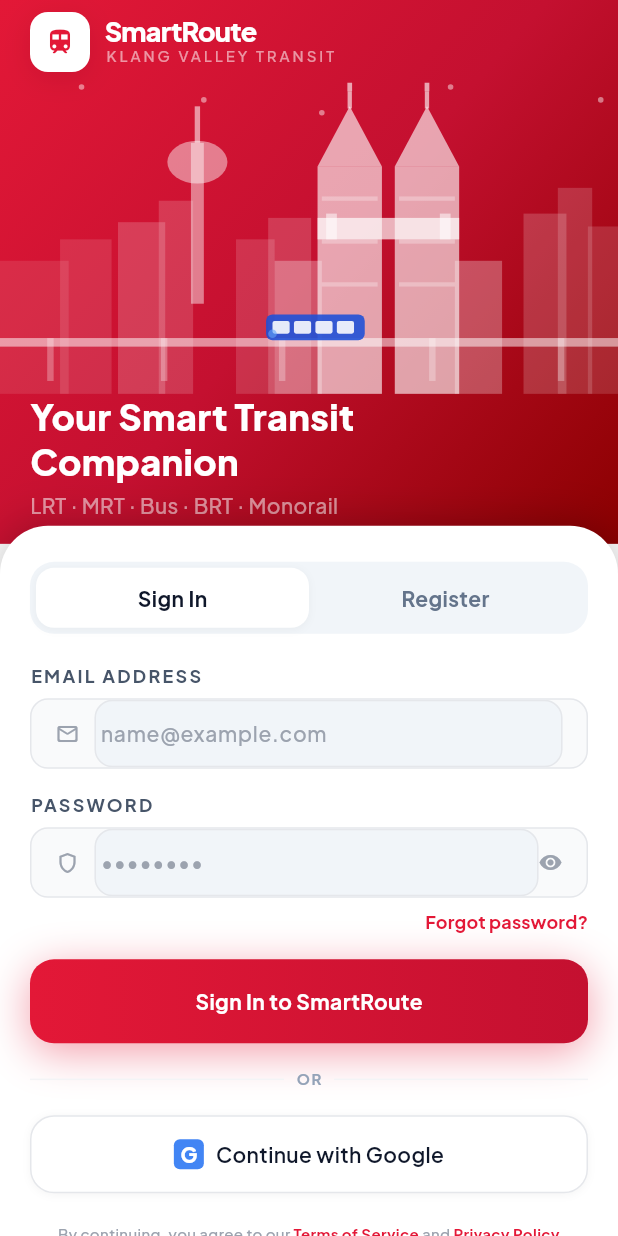
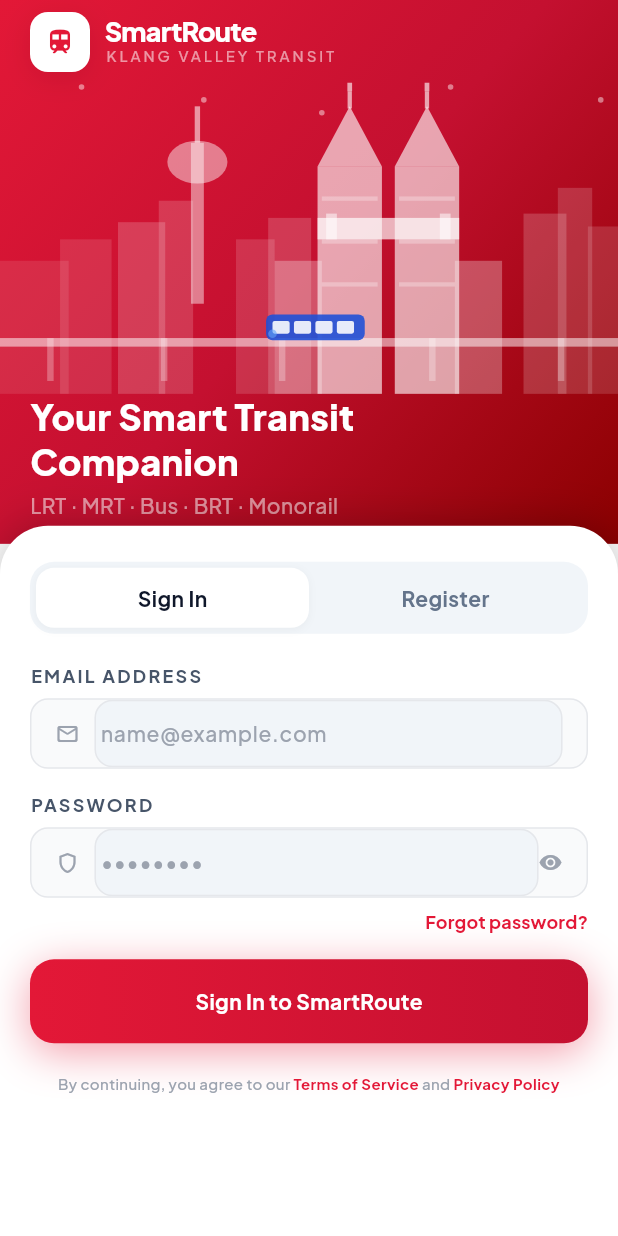
Before and after one commit to yanlok/smartroute, a Flutter app: the screen it shows after launch, on a phone screen of 412 x 824 dp. Run offline on Flutter 3.47's test engine with Material 3 defaults, Android fonts, the phone set to English and light mode, and no system bars; our stand-ins replace app_links, geolocator, google_fonts, google_maps_flutter, google_sign_in, image_picker and 2 more; missing offline and left inert: gtfs_realtime_bindings; accounts and stored records are empty.

Commit message:
feat(login): remove google sign in and or divider from login screen

```diff
--- a/lib/features/login/screens/login_screen.dart
+++ b/lib/features/login/screens/login_screen.dart
@@ -94,14 +94,6 @@
             'Account created. Check your email to confirm your account, then sign in.';
       });
     }
-  }
-
-  Future<void> _handleGoogleSignIn() async {
-    FocusScope.of(context).unfocus();
-    setState(() {
-      _infoMessage = null;
-    });
-    await widget.authController.signInWithGoogle();
   }
 
   void _openForgotPassword() {
@@ -307,10 +299,6 @@
                       ] else
                         const SizedBox(height: 24),
                       _buildPrimaryButton(),
-                      const SizedBox(height: 16),
-                      _buildOrDivider(),
-                      const SizedBox(height: 16),
-                      _buildGoogleButton(),
                       const SizedBox(height: 20),
                       Text.rich(
                         TextSpan(
@@ -482,83 +470,6 @@
                       color: Colors.white,
                     ),
                   ),
-          ),
-        ),
-      ),
-    );
-  }
-
-  Widget _buildOrDivider() {
-    return Row(
-      children: [
-        const Expanded(
-          child: Divider(color: AppColors.borderLight, thickness: 1),
-        ),
-        Padding(
-          padding: const EdgeInsets.symmetric(horizontal: AppSpacing.gapMd),
-          child: Text(
-            'OR',
-            style: AppTypography.captionBold.copyWith(
-              color: AppColors.textTertiary,
-              letterSpacing: 1.0,
-            ),
-          ),
-        ),
-        const Expanded(
-          child: Divider(color: AppColors.borderLight, thickness: 1),
-        ),
-      ],
-    );
-  }
-
-  Widget _buildGoogleButton() {
-    final isLoading = widget.authController.isLoading;
-
-    return Container(
-      width: double.infinity,
-      height: 52,
-      decoration: BoxDecoration(
-        color: Colors.white,
-        borderRadius: BorderRadius.circular(AppRadius.lg),
-        border: Border.all(color: AppColors.border),
-        boxShadow: AppShadows.card,
-      ),
-      child: Material(
-        color: Colors.transparent,
-        child: InkWell(
-          onTap: isLoading ? null : _handleGoogleSignIn,
-          borderRadius: BorderRadius.circular(AppRadius.lg),
-          child: Center(
-            child: Row(
-              mainAxisAlignment: MainAxisAlignment.center,
-              children: [
-                Container(
-                  width: 20,
-                  height: 20,
-                  alignment: Alignment.center,
-                  decoration: BoxDecoration(
-                    color: const Color(0xFF4285F4),
-                    borderRadius: BorderRadius.circular(AppRadius.xs),
-                  ),
-                  child: const Text(
-                    'G',
-                    style: TextStyle(
-                      color: Colors.white,
-                      fontSize: 14,
-                      fontWeight: FontWeight.w900,
-                    ),
-                  ),
-                ),
-                const SizedBox(width: AppSpacing.gapMd),
-                Text(
-                  'Continue with Google',
-                  style: AppTypography.bodyMedium.copyWith(
-                    color: AppColors.textPrimary,
-                    fontWeight: FontWeight.w600,
-                  ),
-                ),
-              ],
-            ),
           ),
         ),
       ),
```
Also changed, not shown: 1 other file.
